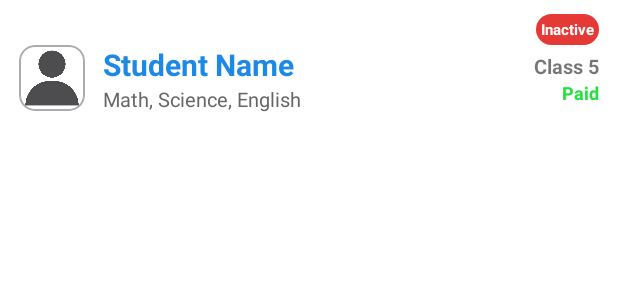
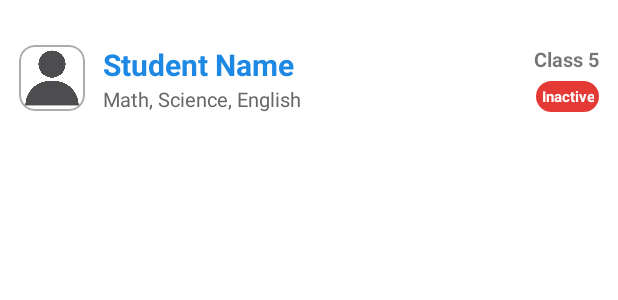
Before and after one commit to ramanmann45628/Eduvia-app, an Android app: the layout item_student.xml on its own in the app's theme, with its tools: preview values and no code run, on a phone screen of 412 x 824 dp. Shown: the top 300 px of the screen. Run offline under Robolectric (Android 15) with nearby library versions, the phone set to English and light mode, and no system bars; network calls fail.

Commit message:
student fee set

```diff
--- a/app/src/main/java/com/example/eduvia/StudentFragment.java
+++ b/app/src/main/java/com/example/eduvia/StudentFragment.java
@@ -137,7 +137,6 @@ public class StudentFragment extends Fragment {
                                         obj.optString("profile_img","user_profile"),
                                         displaySubj,
                                         obj.getString("class"),
-                                        obj.optString("fee_status", "Unknown"),
                                         status
                                 );
 
--- a/app/src/main/res/layout/item_student.xml
+++ b/app/src/main/res/layout/item_student.xml
@@ -10,27 +10,6 @@
     android:padding="2dp"
     app:cardElevation="1dp"
     app:cardUseCompatPadding="true">
-
-    <LinearLayout
-        android:layout_width="wrap_content"
-        android:layout_height="wrap_content"
-        android:layout_gravity="end"
-        android:orientation="vertical">
-
-        <TextView
-            android:id="@+id/active_status"
-            android:layout_width="wrap_content"
-            android:layout_height="wrap_content"
-            android:layout_marginTop="5dp"
-            android:layout_marginEnd="10dp"
-            android:background="@drawable/alert_round_corner"
-            android:backgroundTint="@color/tt_danger"
-            android:padding="3dp"
-            android:text="Inactive"
-            android:textColor="#fff"
-            android:textSize="10sp"
-            android:textStyle="bold" />
-    </LinearLayout>
 
     <LinearLayout
         android:layout_width="match_parent"
@@ -91,15 +70,21 @@
                 android:text="Class 5"
                 android:textSize="13sp"
                 android:textStyle="bold" />
-
             <TextView
-                android:id="@+id/tvFeeState"
+                android:id="@+id/active_status"
                 android:layout_width="wrap_content"
                 android:layout_height="wrap_content"
-                android:text="Paid"
-                android:textColor="#25E041"
-                android:textSize="12sp"
+                android:layout_marginTop="5dp"
+                android:layout_gravity="end"
+                android:gravity="end"
+                android:background="@drawable/alert_round_corner"
+                android:backgroundTint="@color/tt_danger"
+                android:padding="3dp"
+                android:text="Inactive"
+                android:textColor="#fff"
+                android:textSize="10sp"
                 android:textStyle="bold" />
+
         </LinearLayout>
     </LinearLayout>
 </androidx.cardview.widget.CardView>
```
Also changed, not shown: app/src/main/java/com/example/eduvia/Profile.java (+9 -2 lines), app/src/main/java/com/example/eduvia/Student.java (+1 -8 lines), app/src/main/java/com/example/eduvia/StudentAdapter.java (+2 -7 lines), 1 other file.
